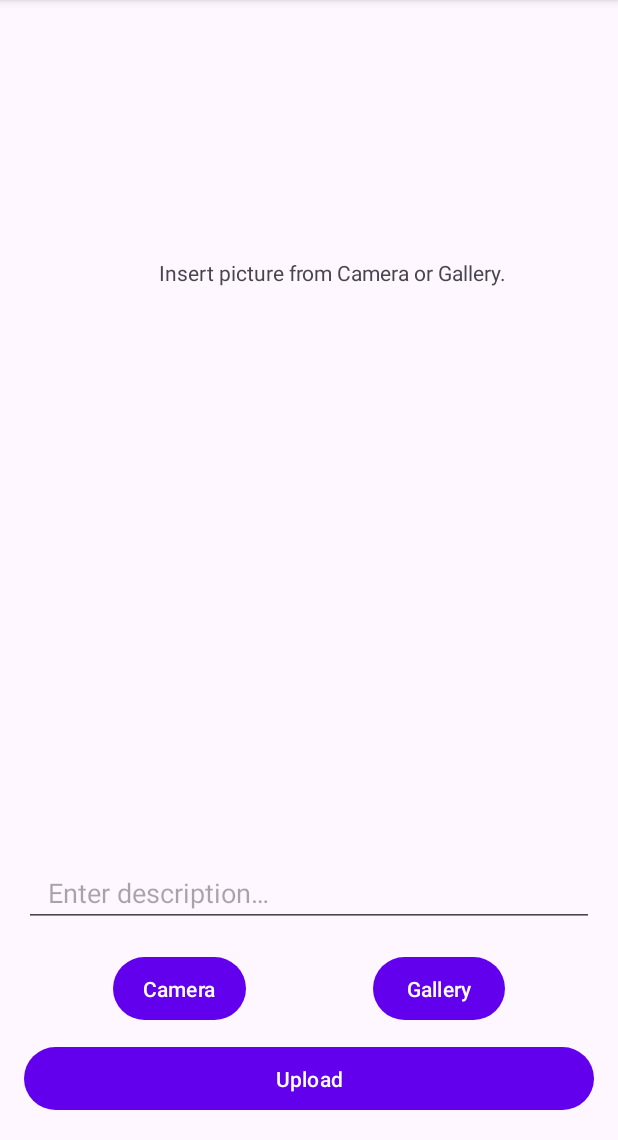
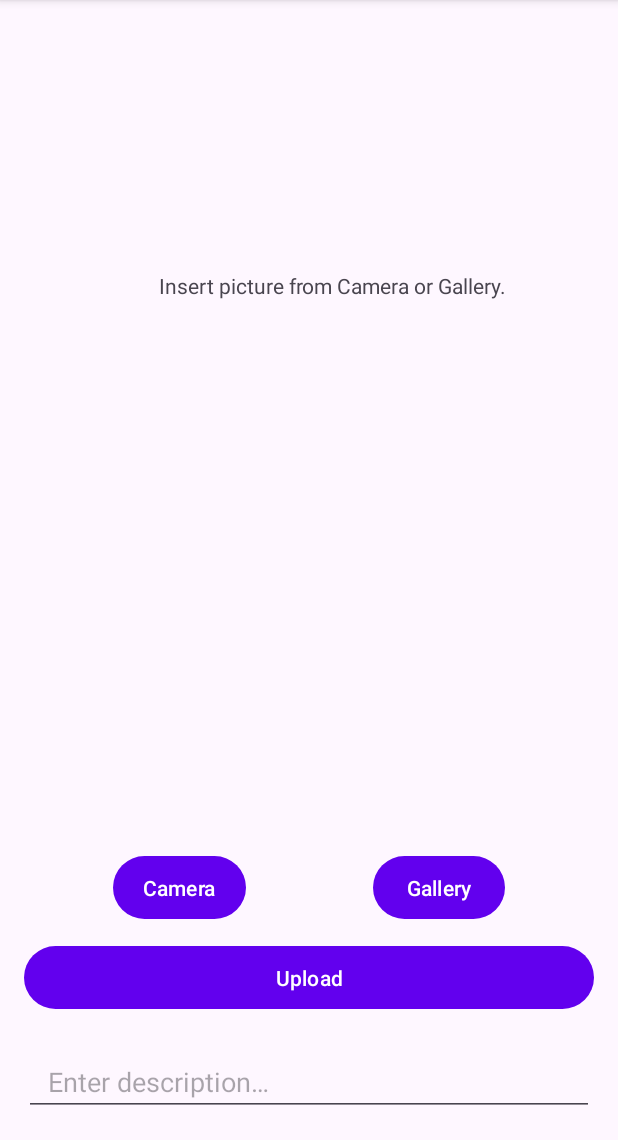
Before and after one commit to laetuz/Story-App, an Android app: the AddStoryFragment screen opened through its navigation route, on a phone screen of 412 x 824 dp, the part 96-1236 px from its top. Run offline under Robolectric (Android 15) with nearby library versions, the light colour scheme and no system bars; pictures from the network do not load; 1 statement that could not run was skipped.

Commit message:
Fixed UX layout, fix progress bar bug.

```diff
--- a/app/src/main/res/layout/fragment_add_story.xml
+++ b/app/src/main/res/layout/fragment_add_story.xml
@@ -11,8 +11,8 @@
         android:layout_height="300dp"
         android:layout_margin="16dp"
         android:contentDescription="@string/cd_picture"
+        android:elevation="2dp"
         android:scaleType="centerCrop"
-        android:elevation="2dp"
         app:layout_constraintBottom_toTopOf="@id/et_desc"
         app:layout_constraintEnd_toEndOf="parent"
         app:layout_constraintStart_toStartOf="parent"
@@ -24,11 +24,10 @@
         android:layout_width="wrap_content"
         android:layout_height="wrap_content"
         android:text="@string/tv_insert"
-        app:layout_constraintTop_toTopOf="@id/iv_preview"
         app:layout_constraintBottom_toBottomOf="@id/iv_preview"
+        app:layout_constraintEnd_toEndOf="@id/iv_preview"
         app:layout_constraintStart_toStartOf="@id/iv_preview"
-        app:layout_constraintEnd_toEndOf="@id/iv_preview"
-        />
+        app:layout_constraintTop_toTopOf="@id/iv_preview" />
 
     <EditText
         android:id="@+id/et_desc"
@@ -40,7 +39,7 @@
         android:inputType="textMultiLine"
         android:paddingHorizontal="16dp"
         android:paddingTop="16dp"
-            app:layout_constraintBottom_toTopOf="@id/btn_camera"
+        app:layout_constraintBottom_toBottomOf="parent"
         app:layout_constraintEnd_toEndOf="parent"
         app:layout_constraintStart_toStartOf="parent" />
 
@@ -76,7 +75,7 @@
         android:layout_marginHorizontal="16dp"
         android:layout_marginBottom="16dp"
         android:text="@string/btn_upload"
-            app:layout_constraintBottom_toBottomOf="parent"
+        app:layout_constraintBottom_toTopOf="@id/et_desc"
         app:layout_constraintEnd_toEndOf="parent"
         app:layout_constraintStart_toStartOf="parent" />
 
```
Also changed, not shown: app/src/main/java/com/neotica/storyapp/ui/AddStoryFragment.kt (+9 -2 lines). Lines whose indentation alone changed are shown as unchanged.
